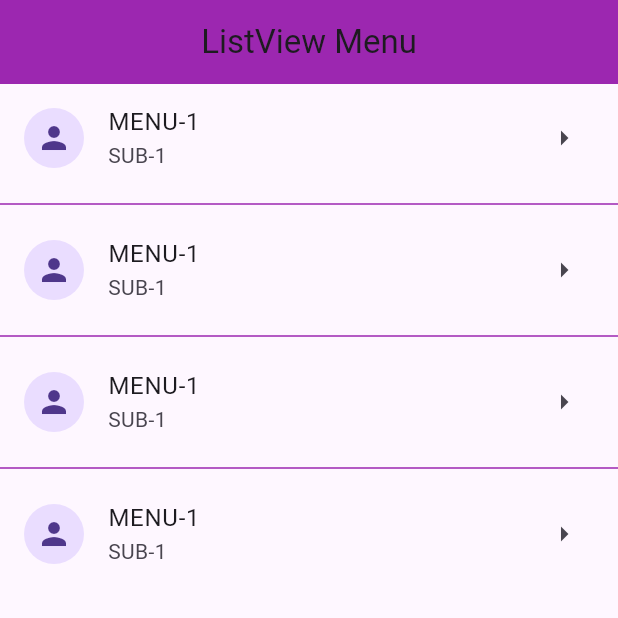
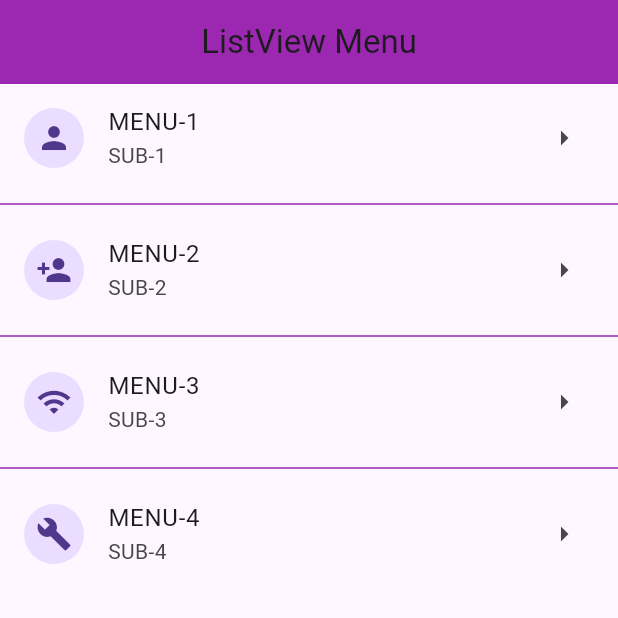
Before and after one commit to samchat2561/week15-mobile-C2-22569, a Flutter app: the screen it shows after launch, after a tap on "MENU-1", on a phone screen of 412 x 824 dp, the top half of it. Run offline on Flutter 3.47's test engine with Material 3 defaults, Android fonts, the phone set to English and light mode, and no system bars.

Commit message:
update feture/listview menu

```diff
--- a/lib/views/listview_menu.dart
+++ b/lib/views/listview_menu.dart
@@ -1,4 +1,19 @@
 import 'package:flutter/material.dart';
+
+class ListMenu {
+  final String? title;
+  final String? subtitle;
+  final IconData? icon;
+
+  ListMenu({required this.title, required this.subtitle, required this.icon});
+}
+
+List<ListMenu> menus = [
+  ListMenu(title: "MENU-1", subtitle: "SUB-1", icon: Icons.person),
+  ListMenu(title: "MENU-2", subtitle: "SUB-2", icon: Icons.person_add),
+  ListMenu(title: "MENU-3", subtitle: "SUB-3", icon: Icons.wifi),
+  ListMenu(title: "MENU-4", subtitle: "SUB-4", icon: Icons.build),
+];
 
 class ListviewMenu extends StatelessWidget {
   const ListviewMenu({super.key});
@@ -15,12 +30,15 @@ class ListviewMenu extends StatelessWidget {
         child: ListView.separated(
           itemBuilder: (context, index) {
             return ListTile(
-              title: Text("MENU-1"),
-              subtitle: Text("SUB-1"),
-              leading: CircleAvatar(child: Icon(Icons.person)),
+              title: Text("${menus[index].title}"),
+              subtitle: Text("${menus[index].subtitle}"),
+              leading: CircleAvatar(child: Icon(menus[index].icon)),
               trailing: Icon(Icons.arrow_right),
               onTap: () {
-                debugPrint("MENU-1");
+                debugPrint(menus[index].title);
+                if (Navigator.canPop(context)) {
+                  Navigator.pop(context, menus[index].title);
+                }
               },
             );
           },
```
